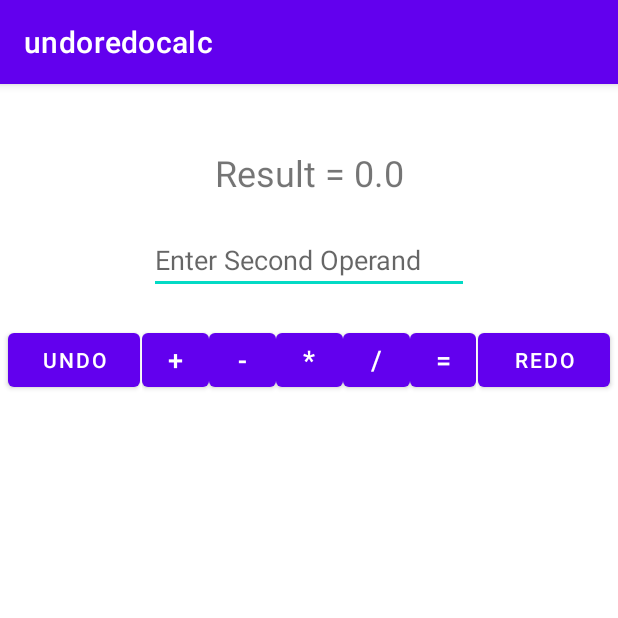
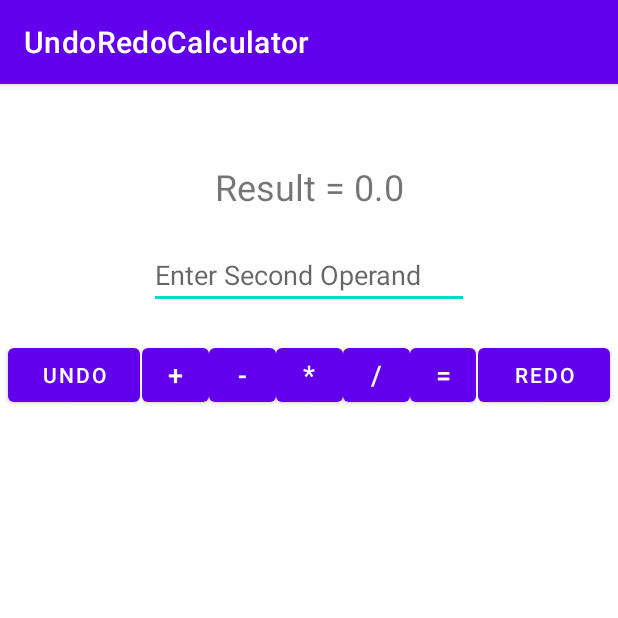
Before and after one commit to iHeroGH/UndoRedoCalc, an Android app: the screen it shows after launch (MainActivity), on a phone screen of 412 x 824 dp, the top half of it. Run offline under Robolectric (Android 15) with nearby library versions, the phone set to English and light mode, and no system bars.

```diff
--- a/app/src/main/AndroidManifest.xml
+++ b/app/src/main/AndroidManifest.xml
@@ -5,7 +5,7 @@
     <application
         android:allowBackup="true"
         android:icon="@mipmap/ic_launcher"
-        android:label="@string/app_name"
+        android:label="UndoRedoCalculator"
         android:roundIcon="@mipmap/ic_launcher_round"
         android:supportsRtl="true"
         android:theme="@style/Theme.Undoredocalc">
--- a/app/src/main/res/layout/activity_main.xml
+++ b/app/src/main/res/layout/activity_main.xml
@@ -8,11 +8,9 @@
 
     <TextView
         android:id="@+id/resultTextView"
-        android:layout_width="134dp"
-        android:layout_height="32dp"
-        android:layout_marginStart="141dp"
-        android:layout_marginTop="20dp"
-        android:layout_marginEnd="141dp"
+        android:layout_width="0dp"
+        android:layout_height="wrap_content"
+        android:layout_marginTop="40dp"
         android:layout_marginBottom="671dp"
         android:text="Result = "
         android:textAlignment="center"
```
Also changed, not shown: app/src/main/java/georgematta/undoredocalc/MainActivity.java (+14 -11 lines).
